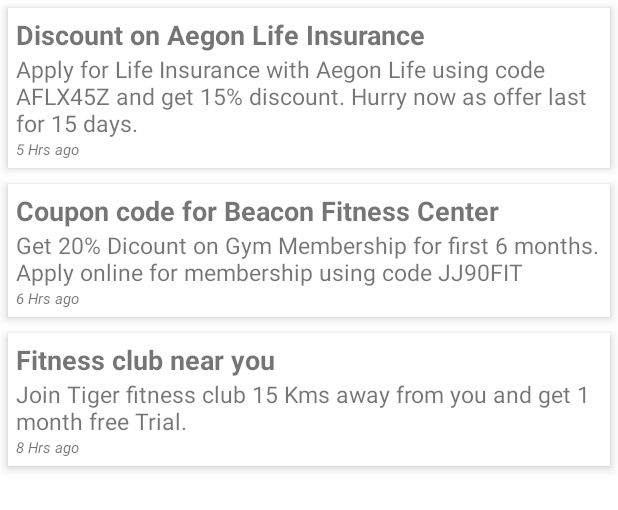
After one commit to DeepakAggarwal196/life_of_pie, an Android app: the layout fragment_notification.xml on its own in the app's theme, with its tools: preview values and no code run, on a phone screen of 412 x 824 dp. The commit adds this screen. Shown: the top 510 px of the screen. Run offline under Robolectric (Android 15) with nearby library versions, the phone set to English and light mode, and no system bars.

Commit message:
Added notifications

```diff
--- a/app/src/main/java/com/example/deepak/prototype2/MainActivity.java
+++ b/app/src/main/java/com/example/deepak/prototype2/MainActivity.java
@@ -133,8 +133,8 @@ public class MainActivity extends AppCompatActivity
     }
 
     public class SampleFragmentPagerAdapter extends FragmentPagerAdapter {
-        final int PAGE_COUNT = 4;
-        private String tabTitles[] = new String[] { "Home","Tracker", "Steps", "Apps" };
+        final int PAGE_COUNT = 5;
+        private String tabTitles[] = new String[] { "Home","Tracker", "Steps", "Apps", "Notifications" };
         private Context context;
 
         public SampleFragmentPagerAdapter(FragmentManager fm, Context context) {
--- a/app/src/main/java/com/example/deepak/prototype2/PageFragment.java
+++ b/app/src/main/java/com/example/deepak/prototype2/PageFragment.java
@@ -187,6 +187,10 @@ public class PageFragment extends Fragment {
             recyclerView.setAdapter(appUsageAdapter);
             return appUsageTabView;
         }
+        else if(mPage==5){
+            View view = inflater.inflate(R.layout.fragment_notification, container, false);
+            return view;
+        }
         else{
             View view = inflater.inflate(R.layout.fragment_main, container, false);
             TextView textView = (TextView) view;
--- a/app/src/main/java/com/example/deepak/prototype2/UserProfileEditor.java
+++ b/app/src/main/java/com/example/deepak/prototype2/UserProfileEditor.java
@@ -69,4 +69,11 @@ public class UserProfileEditor extends Activity {
             }
         });
     }
+
+    @Override
+    public void onBackPressed() {
+        Intent i = new Intent(UserProfileEditor.this, MainActivity.class);
+        startActivity(i);
+        finish();
+    }
 }
--- /dev/null
+++ b/app/src/main/res/layout/fragment_notification.xml
@@ -0,0 +1,113 @@
+<?xml version="1.0" encoding="utf-8"?>
+<RelativeLayout xmlns:android="http://schemas.android.com/apk/res/android"
+    android:layout_width="match_parent"
+    android:layout_height="match_parent"
+    android:background="@color/white">
+    <RelativeLayout
+        android:layout_width="match_parent"
+        android:layout_height="wrap_content"
+        android:id="@+id/not1"
+        android:background="@color/white"
+        android:layout_margin="5dp"
+        android:padding="5dp"
+        android:elevation="4dp"
+        android:orientation="vertical"
+        >
+        <TextView
+            android:layout_width="match_parent"
+            android:layout_height="wrap_content"
+            android:textSize="18dp"
+            android:text="Discount on Aegon Life Insurance"
+            android:id="@+id/nottext1"
+            android:textStyle="bold"
+            />
+        <TextView
+            android:layout_width="match_parent"
+            android:layout_height="wrap_content"
+            android:layout_below="@+id/nottext1"
+            android:textSize="15dp"
+            android:text="Apply for Life Insurance with Aegon Life using code AFLX45Z and get 15% discount. Hurry now as offer last for 15 days."
+            android:id="@+id/nottext2"
+            android:textStyle="normal"
+            />
+        <TextView
+            android:layout_width="match_parent"
+            android:layout_height="wrap_content"
+            android:layout_below="@+id/nottext2"
+            android:textSize="10dp"
+            android:text="5 Hrs ago"
+            android:id="@+id/nottext3"
+            android:textStyle="italic"/>
+    </RelativeLayout>
+    <RelativeLayout
+        android:layout_width="match_parent"
+        android:layout_height="wrap_content"
+        android:layout_below="@+id/not1"
+        android:id="@+id/not2"
+        android:background="@color/white"
+        android:layout_margin="5dp"
+        android:padding="5dp"
+        android:elevation="4dp"
+        android:orientation="vertical">
+
+        <TextView
+            android:layout_width="match_parent"
+            android:layout_height="wrap_content"
+            android:textSize="18dp"
+            android:textStyle="bold"
+            android:text="Coupon code for Beacon Fitness Center"
+            android:id="@+id/nottext4"
+            />
+        <TextView
+            android:layout_width="match_parent"
+            android:layout_height="wrap_content"
+            android:layout_below="@+id/nottext4"
+            android:textSize="15dp"
+            android:text="Get 20% Dicount on Gym Membership for first 6 months. Apply online for membership using code JJ90FIT"
+            android:id="@+id/nottext5"/>
+        <TextView
+            android:layout_width="match_parent"
+            android:layout_height="wrap_content"
+            android:layout_below="@+id/nottext5"
+            android:textSize="10dp"
+            android:textStyle="italic"
+            android:text="6 Hrs ago"
+            android:id="@+id/nottext6"/>
+
+    </RelativeLayout>
+    <RelativeLayout
+        android:layout_width="match_parent"
+        android:layout_height="wrap_content"
+        android:layout_below="@+id/not2"
+        android:id="@+id/not3"
+        android:background="@color/white"
+        android:layout_margin="5dp"
+        android:padding="5dp"
+        android:elevation="4dp"
+        android:orientation="vertical">
+        <TextView
+            android:layout_width="match_parent"
+            android:layout_height="wrap_content"
+            android:textSize="18dp"
+            android:text="Fitness club near you"
+            android:textStyle="bold"
+            android:id="@+id/nottext7"
+            />
+        <TextView
+            android:layout_width="match_parent"
+            android:layout_height="wrap_content"
+            android:layout_below="@+id/nottext7"
+            android:textSize="15dp"
+            android:text="Join Tiger fitness club 15 Kms away from you and get 1 month free Trial."
+            android:id="@+id/nottext8"/>
+        <TextView
+            android:layout_width="match_parent"
+            android:layout_height="wrap_content"
+            android:layout_below="@+id/nottext8"
+            android:textSize="10dp"
+            android:textStyle="italic"
+            android:text="8 Hrs ago"
+            android:id="@+id/nottext9"/>
+    </RelativeLayout>
+
+</RelativeLayout>
```
